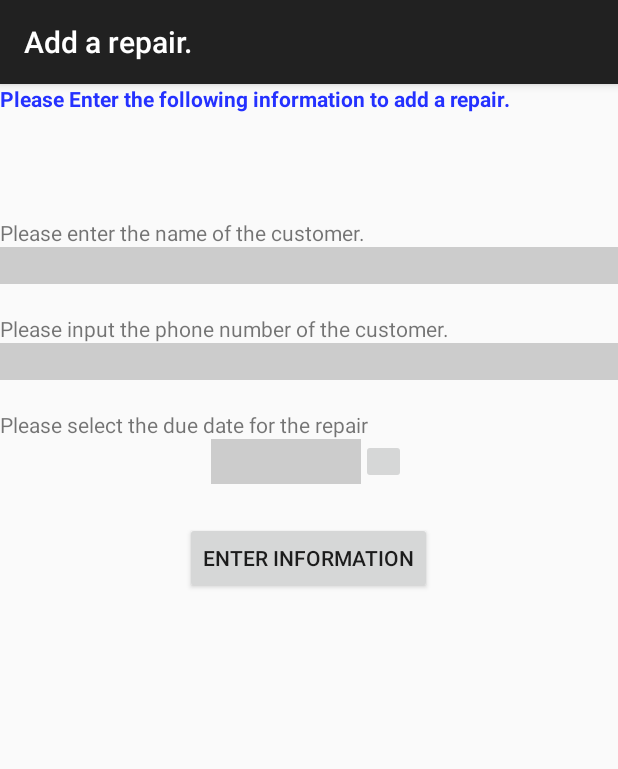
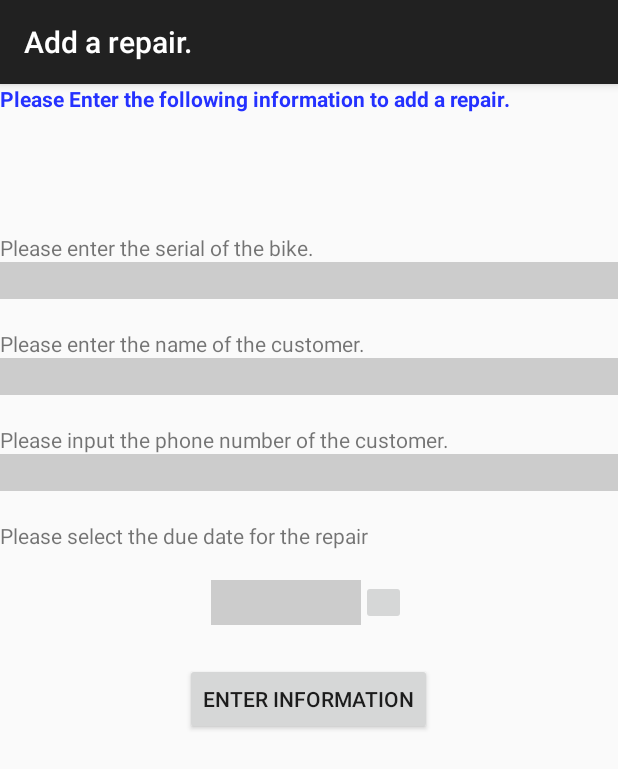
Before and after one commit to jahuey777/SoftwareProject540, an Android app: the AddingRepair screen opened directly, with no data from a screen before it, after a tap on "ENTER INFORMATION", on a phone screen of 412 x 824 dp. Shown: the top 769 px of the screen. Run offline under Robolectric (Android 15) with nearby library versions, the light colour scheme and no system bars.

Commit message:
working on the add repair, the input is 100% good for putting into the database

```diff
--- a/Bikes/app/src/main/java/com/example/jaimejahuey/bikes/AddingRepair.java
+++ b/Bikes/app/src/main/java/com/example/jaimejahuey/bikes/AddingRepair.java
@@ -14,6 +14,7 @@ import android.widget.DatePicker;
 import android.widget.EditText;
 import android.widget.ImageButton;
 import android.widget.TextView;
+import android.widget.Toast;
 
 import java.util.Calendar;
 
@@ -27,15 +28,17 @@ public class AddingRepair extends ActionBarActivity
     //Getting phone number input
     private EditText phoneNumInput;
     private EditText custNameInput;
+    private EditText SerialRepairInput;
 
     //for getting the date
     private ImageButton ButtonCal;
-    private static int dataBaseday;
-    private static int dataBasemonth;
-    private static int dataBaseyear;
+    private static String dataBaseday;
+    private static String dataBasemonth;
+    private static String dataBaseyear;
     private static EditText repairCalendar;
 
     private Button enterRepair;
+
 
     @Override
     protected void onCreate(Bundle savedInstanceState)
@@ -43,9 +46,9 @@ public class AddingRepair extends ActionBarActivity
         super.onCreate(savedInstanceState);
         setContentView(R.layout.adding_repair);
 
-        int dataBaseday = -1;
-        int dataBasemonth = -1;
-        int dataBaseyear = -1;
+        dataBaseday = null;
+        dataBasemonth = null;
+        dataBaseyear = null;
 
         //For the phone number, this addTextChangeListener will automatically add the hyphen
         phoneNumInput = (EditText) findViewById(R.id.addRepairCustomerPhone);
@@ -68,6 +71,7 @@ public class AddingRepair extends ActionBarActivity
 
         //link to xml editext for customer name input
         custNameInput= (EditText) findViewById(R.id.addRepairCustomerName);
+        SerialRepairInput = (EditText) findViewById(R.id.addRepairSerial);
 
         //link to xml enter in addingrepair
         enterRepair= (Button) findViewById(R.id.addRepairEnterButton);
@@ -77,6 +81,52 @@ public class AddingRepair extends ActionBarActivity
             @Override
             public void onClick(View v)
             {
+
+
+                String PHONUM= phoneNumInput.getText().toString();
+                String CUSTNAME = custNameInput.getText().toString();
+                String REPAIRSERIAL = SerialRepairInput.getText().toString();
+
+               if(PHONUM!= null || CUSTNAME!=null || REPAIRSERIAL !=null)
+               {
+                   if(PHONUM.isEmpty() || CUSTNAME.isEmpty() || REPAIRSERIAL.isEmpty())
+                   {
+                       Toast.makeText(getApplicationContext(), "Please make sure that all input has been filled.", Toast.LENGTH_LONG).show();
+
+                   }
+                   else if(dataBaseday== null || dataBasemonth== null|| dataBaseyear== null)
+                   {
+                       Toast.makeText(getApplicationContext(), "Please select a date.", Toast.LENGTH_LONG).show();
+
+                   }
+
+                   else
+                   {
+                       //Want a format of 02/01/2015
+                       //So if the day or month is year is less than 10, then append a 0 to the beginning
+                       if(Integer.parseInt(dataBaseday)<10)
+                       {
+                           dataBaseday += "0";
+                       }
+                       if(Integer.parseInt(dataBasemonth)<10)
+                       {
+                            dataBasemonth+= "0" + dataBasemonth;
+                       }
+
+                        //Formatting the date for the database
+                       String databaseDate = dataBasemonth + "/" + dataBaseday + "/" + dataBaseyear;
+
+                       //Toast.makeText(getApplicationContext(), "checking date for format " + databaseDate , Toast.LENGTH_LONG).show();
+
+                       //inserting the new repair into the database.
+
+
+                   }
+
+               }
+
+
+
 
             }
         });
@@ -105,6 +155,8 @@ public class AddingRepair extends ActionBarActivity
         return super.onOptionsItemSelected(item);
     }
 
+    //copy this
+
     //To create a new datePicker
     //resused this code from stack overflow http://stackoverflow.com/questions/16990151/how-to-make-simple-datepicker-dialog-with-buttons-and
     //made minor changes for our project
@@ -117,21 +169,24 @@ public class AddingRepair extends ActionBarActivity
             //Decided to create separate ones so that it doesn't get confusing in the code
             final Calendar c = Calendar.getInstance();
             int year = c.get(Calendar.YEAR);
-            dataBaseyear = year;
             int month = c.get(Calendar.MONTH);
-            dataBasemonth= month;
             int day = c.get(Calendar.DAY_OF_MONTH);
-            dataBaseday= day;
+
             return new DatePickerDialog(getActivity(), this, year, month, day);
         }
 
-        public void onDateSet(DatePicker view, int year, int month, int day) {
+        public void onDateSet(DatePicker view, int year, int month, int day)
+        {
+            //Save the days here to store in the database.
+            dataBaseday = String.valueOf(day);
+            dataBasemonth = String.valueOf(month+1);
+            dataBaseyear = String.valueOf(year);
 
             //displays in our editText in the xml Addingrepair
-            repairCalendar.setText(String.valueOf(day) + "/"
-                    + String.valueOf(month + 1) + "/" + String.valueOf(year));
+            repairCalendar.setText(String.valueOf(month + 1)+ "/" + String.valueOf(day) + "/"
+                      + String.valueOf(year));
         }
     }
 
-
-}
+   //copy
+   }
--- a/Bikes/app/src/main/java/com/example/jaimejahuey/bikes/BikeRepair.java
+++ b/Bikes/app/src/main/java/com/example/jaimejahuey/bikes/BikeRepair.java
@@ -12,6 +12,8 @@ public class BikeRepair
     public String repair_due;
     public int    repair_phoneNum;
     public String custumer_name;
+    public int status;
+    public double amountCharged;
 
     BikeRepair(double cost, String serial, String dueDate, int phoneNum, String custumerName)
     {
--- a/Bikes/app/src/main/java/com/example/jaimejahuey/bikes/addingBike.java
+++ b/Bikes/app/src/main/java/com/example/jaimejahuey/bikes/addingBike.java
@@ -85,8 +85,6 @@ public class addingBike extends ActionBarActivity
 
                     else
                     {
-                        Log.d("HERE", SERIAL);
-
 
                         //Create a bike object with the information gathered and call the addBike method to add it to the database.
                         Bike addingThisBike =  new Bike(SERIAL,MAKE, COLOR, bikeCond);
--- a/Bikes/app/src/main/res/layout/adding_repair.xml
+++ b/Bikes/app/src/main/res/layout/adding_repair.xml
@@ -24,7 +24,22 @@
         android:orientation="vertical">
 
         <TextView
-            android:layout_marginTop="70dp"
+            android:layout_marginTop="80dp"
+            android:id="@+id/textView3"
+            android:layout_width="wrap_content"
+            android:layout_height="fill_parent"
+            android:text="Please enter the serial of the bike." />
+
+        <EditText
+            android:id="@+id/addRepairSerial"
+            android:layout_width="fill_parent"
+            android:layout_height="fill_parent"
+            android:background="#CCCCCC"
+            android:ems="10"
+            android:inputType="text" />
+
+        <TextView
+            android:layout_marginTop="20dp"
             android:id="@+id/textView"
             android:layout_width="wrap_content"
             android:layout_height="fill_parent"
@@ -59,7 +74,8 @@
             android:layout_marginTop="20dp"
             android:layout_width="wrap_content"
             android:layout_height="fill_parent"
-            android:text="Please select the due date for the repair" />
+            android:text="Please select the due date for the repair"
+            android:layout_marginBottom="20dp"/>
 
     </LinearLayout>
 
@@ -76,7 +92,7 @@
             android:layout_height="30dp"
             android:background="#CCCCCC"
             android:ems="10"
-            android:editable="true"
+            android:editable="false"
             android:layout_gravity="center_horizontal"
             />
 
```
Also changed, not shown: Bikes/app/src/main/java/com/example/jaimejahuey/bikes/MySQLiteHelper.java (+41 -0 lines).
